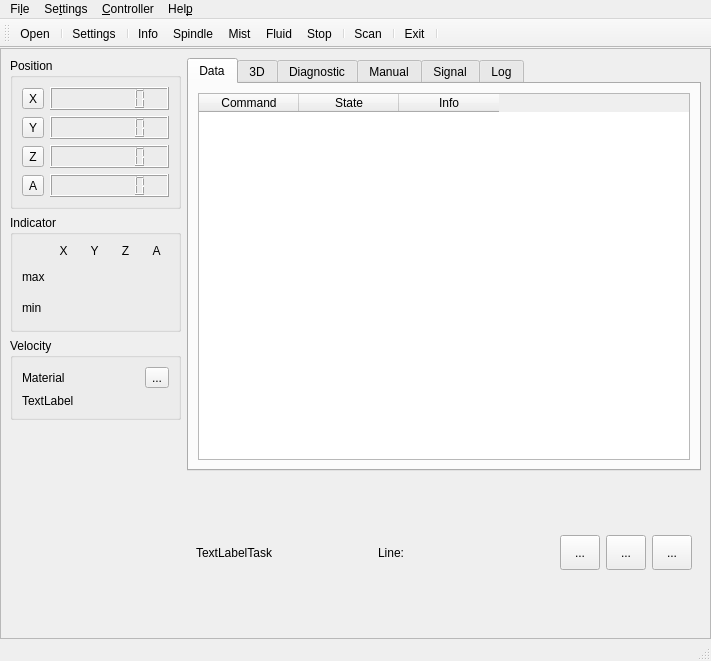
First picture: the form in sources/forms/MainWindow.ui, repository eduard-x/cnc-qt, before the edit.
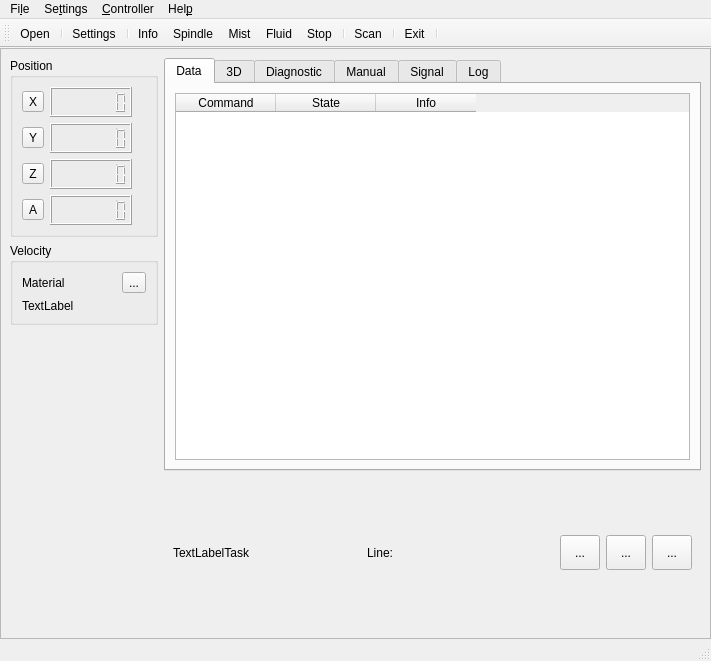
Second picture: the form after the edit. Icons and pictures are not drawn.

Patch:
```diff
--- a/sources/forms/MainWindow.ui
+++ b/sources/forms/MainWindow.ui
@@ -86,27 +86,6 @@
             <property name="sizeConstraint">
              <enum>QLayout::SetMinimumSize</enum>
             </property>
-            <item row="1" column="1">
-             <widget class="QToolButton" name="toolResetCoorY">
-              <property name="text">
-               <string>Y</string>
-              </property>
-             </widget>
-            </item>
-            <item row="0" column="1">
-             <widget class="QToolButton" name="toolResetCoorX">
-              <property name="text">
-               <string>X</string>
-              </property>
-             </widget>
-            </item>
-            <item row="2" column="1">
-             <widget class="QToolButton" name="toolResetCoorZ">
-              <property name="text">
-               <string>Z</string>
-              </property>
-             </widget>
-            </item>
             <item row="3" column="1">
              <widget class="QToolButton" name="toolResetCoorA">
               <property name="text">
@@ -157,41 +136,96 @@
               </property>
              </widget>
             </item>
-           </layout>
-          </widget>
-         </item>
-         <item row="1" column="0">
-          <widget class="QGroupBox" name="groupIndicator">
-           <property name="sizePolicy">
-            <sizepolicy hsizetype="Minimum" vsizetype="Minimum">
-             <horstretch>0</horstretch>
-             <verstretch>0</verstretch>
-            </sizepolicy>
-           </property>
-           <property name="title">
-            <string>Indicator</string>
-           </property>
-           <layout class="QGridLayout" name="gridLayout_3">
-            <property name="sizeConstraint">
-             <enum>QLayout::SetMinimumSize</enum>
-            </property>
-            <item row="0" column="4">
-             <widget class="QLabel" name="label_16">
-              <property name="sizePolicy">
-               <sizepolicy hsizetype="Minimum" vsizetype="Minimum">
-                <horstretch>0</horstretch>
-                <verstretch>0</verstretch>
-               </sizepolicy>
-              </property>
+            <item row="1" column="1">
+             <widget class="QToolButton" name="toolResetCoorY">
+              <property name="text">
+               <string>Y</string>
+              </property>
+             </widget>
+            </item>
+            <item row="0" column="1">
+             <widget class="QToolButton" name="toolResetCoorX">
+              <property name="text">
+               <string>X</string>
+              </property>
+             </widget>
+            </item>
+            <item row="2" column="1">
+             <widget class="QToolButton" name="toolResetCoorZ">
               <property name="text">
                <string>Z</string>
               </property>
+             </widget>
+            </item>
+            <item row="0" column="3">
+             <layout class="QVBoxLayout" name="verticalLayout">
+              <item>
+               <widget class="QLabel" name="maxXLED">
+                <property name="sizePolicy">
+                 <sizepolicy hsizetype="Minimum" vsizetype="Minimum">
+                  <horstretch>0</horstretch>
+                  <verstretch>0</verstretch>
+                 </sizepolicy>
+                </property>
+                <property name="minimumSize">
+                 <size>
+                  <width>8</width>
+                  <height>8</height>
+                 </size>
+                </property>
+                <property name="maximumSize">
+                 <size>
+                  <width>12</width>
+                  <height>12</height>
+                 </size>
+                </property>
+                <property name="lineWidth">
+                 <number>0</number>
+                </property>
+                <property name="text">
+                 <string/>
+                </property>
               <property name="alignment">
                <set>Qt::AlignCenter</set>
               </property>
              </widget>
             </item>
-            <item row="1" column="2">
+              <item>
+               <widget class="QLabel" name="minXLED">
+                <property name="sizePolicy">
+                 <sizepolicy hsizetype="Minimum" vsizetype="Minimum">
+                  <horstretch>0</horstretch>
+                  <verstretch>0</verstretch>
+                 </sizepolicy>
+                </property>
+                <property name="minimumSize">
+                 <size>
+                  <width>8</width>
+                  <height>8</height>
+                 </size>
+                </property>
+                <property name="maximumSize">
+                 <size>
+                  <width>12</width>
+                  <height>12</height>
+                 </size>
+                </property>
+                <property name="lineWidth">
+                 <number>0</number>
+                </property>
+                <property name="text">
+                 <string/>
+                </property>
+                <property name="alignment">
+                 <set>Qt::AlignCenter</set>
+                </property>
+               </widget>
+              </item>
+             </layout>
+            </item>
+            <item row="1" column="3">
+             <layout class="QVBoxLayout" name="verticalLayout_2">
+              <item>
              <widget class="QLabel" name="maxYLED">
               <property name="sizePolicy">
                <sizepolicy hsizetype="Minimum" vsizetype="Minimum">
@@ -201,10 +235,19 @@
               </property>
               <property name="minimumSize">
                <size>
-                <width>25</width>
-                <height>25</height>
-               </size>
-              </property>
+                  <width>8</width>
+                  <height>8</height>
+                 </size>
+                </property>
+                <property name="maximumSize">
+                 <size>
+                  <width>12</width>
+                  <height>12</height>
+                 </size>
+                </property>
+                <property name="lineWidth">
+                 <number>0</number>
+                </property>
               <property name="text">
                <string/>
               </property>
@@ -213,8 +256,8 @@
               </property>
              </widget>
             </item>
-            <item row="2" column="4">
-             <widget class="QLabel" name="minZLED">
+              <item>
+               <widget class="QLabel" name="minYLED">
               <property name="sizePolicy">
                <sizepolicy hsizetype="Minimum" vsizetype="Minimum">
                 <horstretch>0</horstretch>
@@ -223,10 +266,19 @@
               </property>
               <property name="minimumSize">
                <size>
-                <width>25</width>
-                <height>25</height>
-               </size>
-              </property>
+                  <width>8</width>
+                  <height>8</height>
+                 </size>
+                </property>
+                <property name="maximumSize">
+                 <size>
+                  <width>12</width>
+                  <height>12</height>
+                 </size>
+                </property>
+                <property name="lineWidth">
+                 <number>0</number>
+                </property>
               <property name="text">
                <string/>
               </property>
@@ -235,52 +287,11 @@
               </property>
              </widget>
             </item>
-            <item row="2" column="0">
-             <widget class="QLabel" name="labelMinX">
-              <property name="sizePolicy">
-               <sizepolicy hsizetype="Minimum" vsizetype="Minimum">
-                <horstretch>0</horstretch>
-                <verstretch>0</verstretch>
-               </sizepolicy>
-              </property>
-              <property name="text">
-               <string>min</string>
-              </property>
-             </widget>
+             </layout>
             </item>
-            <item row="0" column="6">
-             <widget class="QLabel" name="label">
-              <property name="sizePolicy">
-               <sizepolicy hsizetype="Minimum" vsizetype="Minimum">
-                <horstretch>0</horstretch>
-                <verstretch>0</verstretch>
-               </sizepolicy>
-              </property>
-              <property name="text">
-               <string>A</string>
-              </property>
-              <property name="alignment">
-               <set>Qt::AlignCenter</set>
-              </property>
-             </widget>
-            </item>
-            <item row="0" column="2">
-             <widget class="QLabel" name="label_15">
-              <property name="sizePolicy">
-               <sizepolicy hsizetype="Minimum" vsizetype="Minimum">
-                <horstretch>0</horstretch>
-                <verstretch>0</verstretch>
-               </sizepolicy>
-              </property>
-              <property name="text">
-               <string>Y</string>
-              </property>
-              <property name="alignment">
-               <set>Qt::AlignCenter</set>
-              </property>
-             </widget>
-            </item>
-            <item row="1" column="4">
+            <item row="2" column="3">
+             <layout class="QVBoxLayout" name="verticalLayout_4">
+              <item>
              <widget class="QLabel" name="maxZLED">
               <property name="sizePolicy">
                <sizepolicy hsizetype="Minimum" vsizetype="Minimum">
@@ -290,10 +301,19 @@
               </property>
               <property name="minimumSize">
                <size>
-                <width>25</width>
-                <height>25</height>
-               </size>
-              </property>
+                  <width>8</width>
+                  <height>8</height>
+                 </size>
+                </property>
+                <property name="maximumSize">
+                 <size>
+                  <width>12</width>
+                  <height>12</height>
+                 </size>
+                </property>
+                <property name="lineWidth">
+                 <number>0</number>
+                </property>
               <property name="text">
                <string/>
               </property>
@@ -302,7 +322,42 @@
               </property>
              </widget>
             </item>
-            <item row="1" column="6">
+              <item>
+               <widget class="QLabel" name="minZLED">
+                <property name="sizePolicy">
+                 <sizepolicy hsizetype="Minimum" vsizetype="Minimum">
+                  <horstretch>0</horstretch>
+                  <verstretch>0</verstretch>
+                 </sizepolicy>
+                </property>
+                <property name="minimumSize">
+                 <size>
+                  <width>8</width>
+                  <height>8</height>
+                 </size>
+                </property>
+                <property name="maximumSize">
+                 <size>
+                  <width>12</width>
+                  <height>12</height>
+                 </size>
+                </property>
+                <property name="lineWidth">
+                 <number>0</number>
+                </property>
+                <property name="text">
+                 <string/>
+                </property>
+                <property name="alignment">
+                 <set>Qt::AlignCenter</set>
+                </property>
+               </widget>
+              </item>
+             </layout>
+            </item>
+            <item row="3" column="3">
+             <layout class="QVBoxLayout" name="verticalLayout_5">
+              <item>
              <widget class="QLabel" name="maxALED">
               <property name="sizePolicy">
                <sizepolicy hsizetype="Minimum" vsizetype="Minimum">
@@ -312,10 +367,19 @@
               </property>
               <property name="minimumSize">
                <size>
-                <width>25</width>
-                <height>25</height>
-               </size>
-              </property>
+                  <width>8</width>
+                  <height>8</height>
+                 </size>
+                </property>
+                <property name="maximumSize">
+                 <size>
+                  <width>12</width>
+                  <height>12</height>
+                 </size>
+                </property>
+                <property name="lineWidth">
+                 <number>0</number>
+                </property>
               <property name="text">
                <string/>
               </property>
@@ -324,23 +388,7 @@
               </property>
              </widget>
             </item>
-            <item row="0" column="1">
-             <widget class="QLabel" name="label_14">
-              <property name="sizePolicy">
-               <sizepolicy hsizetype="Minimum" vsizetype="Minimum">
-                <horstretch>0</horstretch>
-                <verstretch>0</verstretch>
-               </sizepolicy>
-              </property>
-              <property name="text">
-               <string>X</string>
-              </property>
-              <property name="alignment">
-               <set>Qt::AlignCenter</set>
-              </property>
-             </widget>
-            </item>
-            <item row="2" column="6">
+              <item>
              <widget class="QLabel" name="minALED">
               <property name="sizePolicy">
                <sizepolicy hsizetype="Minimum" vsizetype="Minimum">
@@ -350,101 +398,33 @@
               </property>
               <property name="minimumSize">
                <size>
-                <width>25</width>
-                <height>25</height>
-               </size>
-              </property>
+                  <width>8</width>
+                  <height>8</height>
+                 </size>
+                </property>
+                <property name="maximumSize">
+                 <size>
+                  <width>12</width>
+                  <height>12</height>
+                 </size>
+                </property>
+                <property name="lineWidth">
+                 <number>0</number>
+                </property>
               <property name="text">
                <string/>
               </property>
               <property name="alignment">
                <set>Qt::AlignCenter</set>
               </property>
+               </widget>
+              </item>
+             </layout>
+            </item>
+           </layout>
              </widget>
             </item>
             <item row="1" column="0">
-             <widget class="QLabel" name="labelMaxX">
-              <property name="sizePolicy">
-               <sizepolicy hsizetype="Minimum" vsizetype="Minimum">
-                <horstretch>0</horstretch>
-                <verstretch>0</verstretch>
-               </sizepolicy>
-              </property>
-              <property name="text">
-               <string>max</string>
-              </property>
-             </widget>
-            </item>
-            <item row="2" column="2">
-             <widget class="QLabel" name="minYLED">
-              <property name="sizePolicy">
-               <sizepolicy hsizetype="Minimum" vsizetype="Minimum">
-                <horstretch>0</horstretch>
-                <verstretch>0</verstretch>
-               </sizepolicy>
-              </property>
-              <property name="minimumSize">
-               <size>
-                <width>25</width>
-                <height>25</height>
-               </size>
-              </property>
-              <property name="text">
-               <string/>
-              </property>
-              <property name="alignment">
-               <set>Qt::AlignCenter</set>
-              </property>
-             </widget>
-            </item>
-            <item row="1" column="1">
-             <widget class="QLabel" name="maxXLED">
-              <property name="sizePolicy">
-               <sizepolicy hsizetype="Minimum" vsizetype="Minimum">
-                <horstretch>0</horstretch>
-                <verstretch>0</verstretch>
-               </sizepolicy>
-              </property>
-              <property name="minimumSize">
-               <size>
-                <width>25</width>
-                <height>25</height>
-               </size>
-              </property>
-              <property name="text">
-               <string/>
-              </property>
-              <property name="alignment">
-               <set>Qt::AlignCenter</set>
-              </property>
-             </widget>
-            </item>
-            <item row="2" column="1">
-             <widget class="QLabel" name="minXLED">
-              <property name="sizePolicy">
-               <sizepolicy hsizetype="Minimum" vsizetype="Minimum">
-                <horstretch>0</horstretch>
-                <verstretch>0</verstretch>
-               </sizepolicy>
-              </property>
-              <property name="minimumSize">
-               <size>
-                <width>25</width>
-                <height>25</height>
-               </size>
-              </property>
-              <property name="text">
-               <string/>
-              </property>
-              <property name="alignment">
-               <set>Qt::AlignCenter</set>
-              </property>
-             </widget>
-            </item>
-           </layout>
-          </widget>
-         </item>
-         <item row="2" column="0">
           <widget class="QGroupBox" name="groupVelocity">
            <property name="sizePolicy">
             <sizepolicy hsizetype="Minimum" vsizetype="Minimum">
@@ -495,7 +475,7 @@
            </layout>
           </widget>
          </item>
-         <item row="3" column="0">
+         <item row="2" column="0">
           <spacer name="verticalSpacer">
            <property name="orientation">
             <enum>Qt::Vertical</enum>
```
Lines whose indentation alone changed are shown as unchanged.
